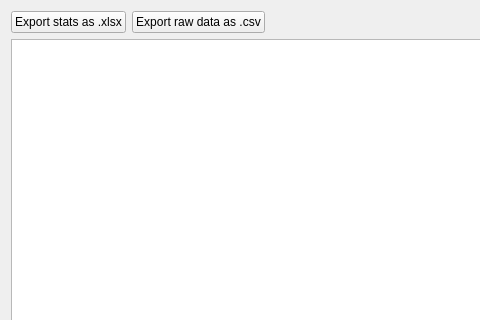
Above: src/EasyFlowQ/uiDesigns/StatWindow.ui from ym3141/EasyFlowQ before the change; both pictures show x 0 to 480 and y 0 to 320 of the 960 by 720 pixel window. Below: the same form after it.
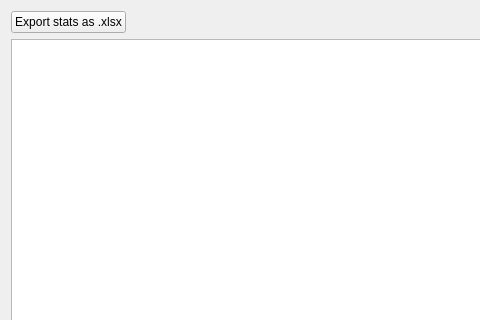
That is the form after the change.

Commit message: Implemented export raw data as npy and npz

The edit to the form file:
```diff
--- a/src/EasyFlowQ/uiDesigns/StatWindow.ui
+++ b/src/EasyFlowQ/uiDesigns/StatWindow.ui
@@ -23,13 +23,6 @@
        </property>
       </widget>
      </item>
-     <item>
-      <widget class="QPushButton" name="exportDataPB">
-       <property name="text">
-        <string>Export raw data as .csv</string>
-       </property>
-      </widget>
-     </item>
      <item>
       <spacer name="horizontalSpacer">
        <property name="orientation">
```
Left out of the diff: 6 changed lines with no effect on the pictures. The commit also changes 7 other files.
